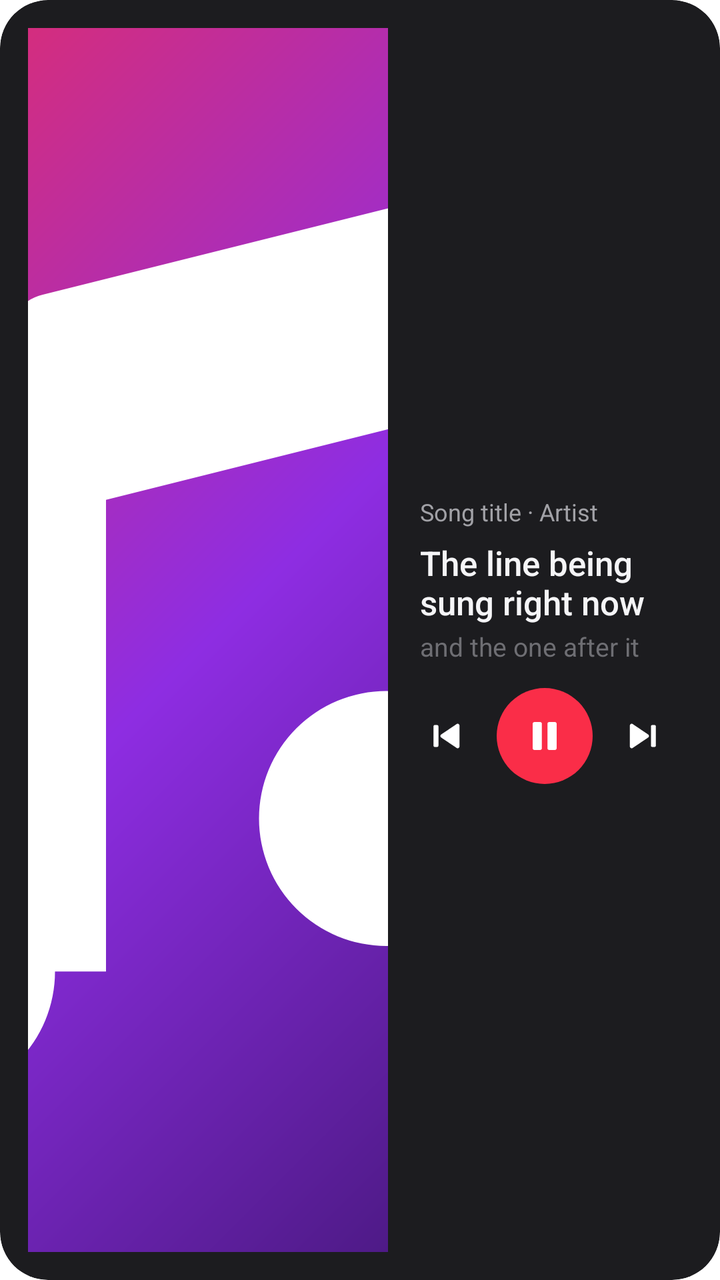
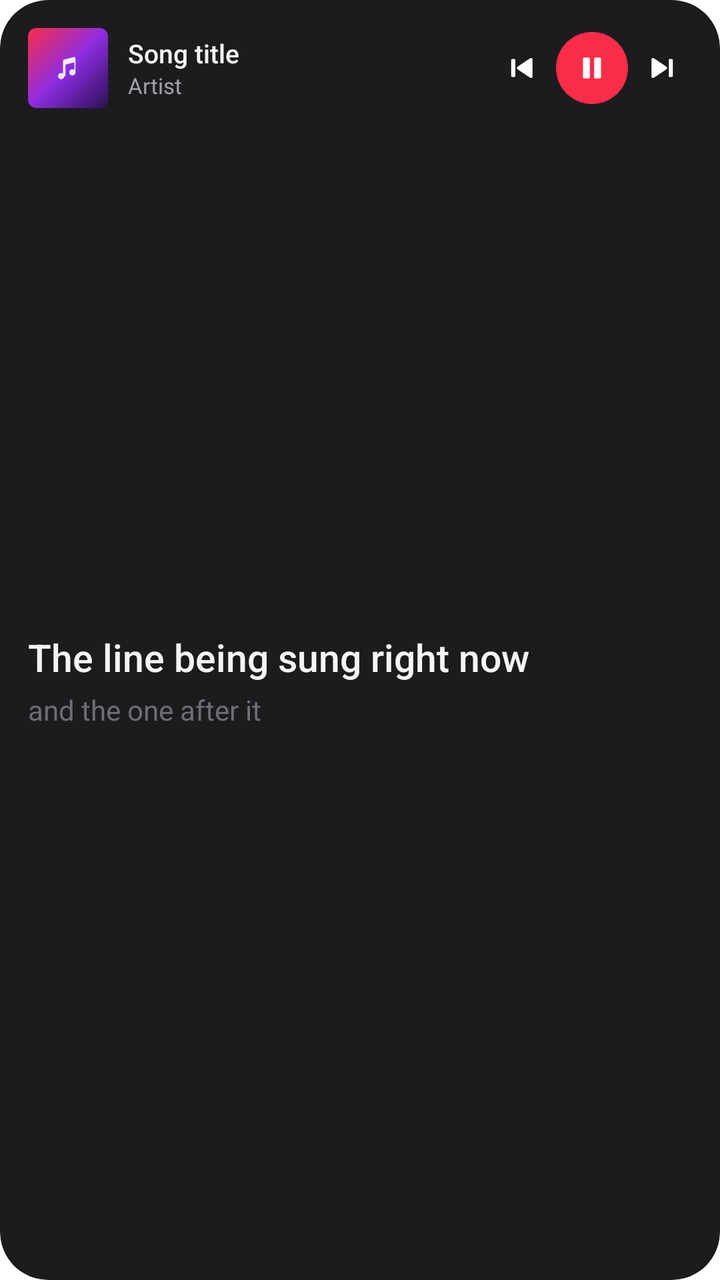

Before-and-after screenshots of an Android layout around one commit, followed by the original layout XML and the change that was made.
<!-- AndroidManifest.xml: fallback theme Theme.MaterialComponents.DayNight.NoActionBar -->
<!-- res/layout/harp_widget_large_preview.xml -->
<?xml version="1.0" encoding="utf-8"?>
<FrameLayout xmlns:android="http://schemas.android.com/apk/res/android" android:id="@+id/widget_root" android:layout_width="match_parent" android:layout_height="match_parent"
    android:background="@drawable/widget_clip" android:clipToOutline="true">
    <ImageView android:id="@+id/widget_bg" android:layout_width="match_parent" android:layout_height="match_parent"
        android:importantForAccessibility="no" android:scaleType="fitXY" android:src="@drawable/widget_bg" />
    <LinearLayout android:layout_width="match_parent" android:layout_height="match_parent" android:gravity="center_vertical"
        android:orientation="horizontal" android:padding="14dp">
        <ImageView android:id="@+id/widget_art" android:layout_width="wrap_content" android:layout_height="match_parent"
            android:adjustViewBounds="true" android:maxWidth="180dp" android:contentDescription="Cover" android:scaleType="centerCrop" android:src="@drawable/widget_preview_art" />
        <LinearLayout android:layout_width="0dp" android:layout_height="match_parent" android:layout_marginStart="16dp"
            android:layout_weight="1" android:gravity="center_vertical" android:orientation="vertical">
            <TextView android:id="@+id/widget_title" android:layout_width="match_parent" android:layout_height="wrap_content"
            android:ellipsize="end" android:maxLines="1" android:text="Song title · Artist" android:textColor="#FFA1A1A6" android:textSize="12sp"
            android:fontFamily="sans-serif"   />
            <TextView android:id="@+id/widget_artist" android:layout_width="match_parent" android:layout_height="wrap_content"
            android:ellipsize="end" android:maxLines="1" android:text="Artist" android:textColor="#FFA1A1A6" android:textSize="14sp"
            android:fontFamily="sans-serif" android:visibility="gone"  />
            <TextView android:id="@+id/widget_lyric" android:layout_width="match_parent" android:layout_height="wrap_content"
            android:ellipsize="end" android:maxLines="2" android:text="The line being sung right now" android:textColor="#FFF5F5F7" android:textSize="17sp"
            android:fontFamily="sans-serif-medium"  android:layout_marginTop="6dp" />
            <TextView android:id="@+id/widget_lyric_next" android:layout_width="match_parent" android:layout_height="wrap_content"
            android:ellipsize="end" android:maxLines="1" android:text="and the one after it" android:textColor="#FF6E6E73" android:textSize="13sp"
            android:fontFamily="sans-serif"  android:layout_marginTop="2dp" />
            <LinearLayout android:layout_width="wrap_content" android:layout_height="wrap_content" android:layout_marginTop="12dp"
                android:layout_marginStart="-8dp" android:gravity="center_vertical" android:orientation="horizontal">
                <ImageButton android:id="@+id/widget_prev" android:layout_width="42dp" android:layout_height="42dp"
            android:background="@android:color/transparent" android:contentDescription="Previous" android:padding="10dp"
            android:scaleType="fitCenter" android:src="@drawable/ic_w_prev" />
                <ImageButton android:id="@+id/widget_play" android:layout_width="48dp" android:layout_height="48dp"
            android:layout_marginStart="4dp" android:layout_marginEnd="4dp" android:background="@drawable/widget_play_bg"
            android:contentDescription="Play or pause" android:padding="12dp" android:scaleType="fitCenter" android:src="@drawable/ic_w_pause" />
                <ImageButton android:id="@+id/widget_next" android:layout_width="42dp" android:layout_height="42dp"
            android:background="@android:color/transparent" android:contentDescription="Next" android:padding="10dp"
            android:scaleType="fitCenter" android:src="@drawable/ic_w_next" />
            </LinearLayout>
        </LinearLayout>
    </LinearLayout>
</FrameLayout>
<!-- resources referenced by this layout -->
<resources>
  <!-- drawable ic_w_next (drawable) -->
  <?xml version="1.0" encoding="utf-8"?>
  <vector xmlns:android="http://schemas.android.com/apk/res/android" android:width="24dp" android:height="24dp" android:viewportWidth="24" android:viewportHeight="24">
      <path android:fillColor="#FFFFFFFF" android:pathData="M5,6.3v11.4a1,1 0 0,0 1.55,0.83L15,12.83a1,1 0 0,0 0,-1.66L6.55,5.47A1,1 0 0,0 5,6.3z" />
      <path android:fillColor="#FFFFFFFF" android:pathData="M17.2,6h1.3a0.7,0.7 0 0,1 0.7,0.7v10.6a0.7,0.7 0 0,1 -0.7,0.7h-1.3a0.7,0.7 0 0,1 -0.7,-0.7V6.7A0.7,0.7 0 0,1 17.2,6z" />
  </vector>
  <!-- drawable ic_w_pause (drawable) -->
  <?xml version="1.0" encoding="utf-8"?>
  <vector xmlns:android="http://schemas.android.com/apk/res/android" android:width="24dp" android:height="24dp" android:viewportWidth="24" android:viewportHeight="24">
      <path android:fillColor="#FFFFFFFF" android:pathData="M7,5h2.6a1,1 0 0,1 1,1v12a1,1 0 0,1 -1,1H7a1,1 0 0,1 -1,-1V6a1,1 0 0,1 1,-1z" />
      <path android:fillColor="#FFFFFFFF" android:pathData="M14.4,5H17a1,1 0 0,1 1,1v12a1,1 0 0,1 -1,1h-2.6a1,1 0 0,1 -1,-1V6a1,1 0 0,1 1,-1z" />
  </vector>
  <!-- drawable ic_w_prev (drawable) -->
  <?xml version="1.0" encoding="utf-8"?>
  <vector xmlns:android="http://schemas.android.com/apk/res/android" android:width="24dp" android:height="24dp" android:viewportWidth="24" android:viewportHeight="24">
      <path android:fillColor="#FFFFFFFF" android:pathData="M19,6.3v11.4a1,1 0 0,1 -1.55,0.83L9,12.83a1,1 0 0,1 0,-1.66l8.45,-5.7A1,1 0 0,1 19,6.3z" />
      <path android:fillColor="#FFFFFFFF" android:pathData="M6.8,6H5.5a0.7,0.7 0 0,0 -0.7,0.7v10.6a0.7,0.7 0 0,0 0.7,0.7h1.3a0.7,0.7 0 0,0 0.7,-0.7V6.7A0.7,0.7 0 0,0 6.8,6z" />
  </vector>
  <!-- drawable widget_bg (drawable) -->
  <?xml version="1.0" encoding="utf-8"?>
  <shape xmlns:android="http://schemas.android.com/apk/res/android" android:shape="rectangle">
      <solid android:color="#FF1C1C1F" />
      <corners android:radius="24dp" />
  </shape>
  <!-- drawable widget_clip (drawable) -->
  <?xml version="1.0" encoding="utf-8"?>
  <shape xmlns:android="http://schemas.android.com/apk/res/android" android:shape="rectangle">
      <solid android:color="#00000000" />
      <corners android:radius="24dp" />
  </shape>
  <!-- drawable widget_play_bg (drawable) -->
  <?xml version="1.0" encoding="utf-8"?>
  <shape xmlns:android="http://schemas.android.com/apk/res/android" android:shape="oval">
      <solid android:color="#FFFA2D48" />
  </shape>
  <!-- drawable widget_preview_art (drawable) -->
  <?xml version="1.0" encoding="utf-8"?>
  <layer-list xmlns:android="http://schemas.android.com/apk/res/android">
      <item>
          <shape android:shape="rectangle">
              <gradient android:angle="315" android:startColor="#FFFA2D48" android:centerColor="#FF8E2DE2" android:endColor="#FF2B1055" />
              <corners android:radius="12dp" />
          </shape>
      </item>
      <item android:width="36dp" android:height="36dp" android:gravity="center" android:drawable="@drawable/ic_w_note" />
  </layer-list>
  <!-- drawable ic_w_note (drawable) -->
  <?xml version="1.0" encoding="utf-8"?>
  <vector xmlns:android="http://schemas.android.com/apk/res/android" android:width="24dp" android:height="24dp" android:viewportWidth="24" android:viewportHeight="24">
      <path android:fillColor="#FFFFFFFF" android:pathData="M9,18.5a2.5,2.5 0 1,1 -2.5,-2.5c0.55,0 1.05,0.17 1.5,0.46V6.2a1,1 0 0,1 0.76,-0.97l8,-2A1,1 0 0,1 18,4.2v11.3a2.5,2.5 0 1,1 -2.5,-2.5c0.55,0 1.05,0.17 1.5,0.46V7.5l-7,1.75V18.5z" />
  </vector>
</resources>

<!-- the commit's change to res/layout/harp_widget_large_preview.xml (unified diff, before → after) -->
@@ -3,36 +3,65 @@
     android:background="@drawable/widget_clip" android:clipToOutline="true">
     <ImageView android:id="@+id/widget_bg" android:layout_width="match_parent" android:layout_height="match_parent"
         android:importantForAccessibility="no" android:scaleType="fitXY" android:src="@drawable/widget_bg" />
-    <LinearLayout android:layout_width="match_parent" android:layout_height="match_parent" android:gravity="center_vertical"
-        android:orientation="horizontal" android:padding="14dp">
-        <ImageView android:id="@+id/widget_art" android:layout_width="wrap_content" android:layout_height="match_parent"
-            android:adjustViewBounds="true" android:maxWidth="180dp" android:contentDescription="Cover" android:scaleType="centerCrop" android:src="@drawable/widget_preview_art" />
-        <LinearLayout android:layout_width="0dp" android:layout_height="match_parent" android:layout_marginStart="16dp"
-            android:layout_weight="1" android:gravity="center_vertical" android:orientation="vertical">
+    <LinearLayout android:id="@+id/widget_plain" android:layout_width="match_parent" android:layout_height="match_parent"
+        android:gravity="center_vertical" android:orientation="horizontal" android:padding="14dp" android:visibility="gone">
+        <ImageView android:id="@+id/widget_art" android:layout_width="96dp" android:layout_height="96dp"
+            android:contentDescription="Cover" android:scaleType="centerCrop" android:src="@drawable/widget_preview_art" />
+        <LinearLayout android:layout_width="0dp" android:layout_height="wrap_content" android:layout_marginStart="14dp"
+            android:layout_weight="1" android:orientation="vertical">
             <TextView android:id="@+id/widget_title" android:layout_width="match_parent" android:layout_height="wrap_content"
-            android:ellipsize="end" android:maxLines="1" android:text="Song title · Artist" android:textColor="#FFA1A1A6" android:textSize="12sp"
+            android:ellipsize="end" android:maxLines="2" android:text="Song title" android:textColor="#FFF5F5F7" android:textSize="16sp"
+            android:fontFamily="sans-serif-medium"   />
+            <TextView android:id="@+id/widget_artist" android:layout_width="match_parent" android:layout_height="wrap_content"
+            android:ellipsize="end" android:maxLines="1" android:text="Artist" android:textColor="#FFA1A1A6" android:textSize="13sp"
             android:fontFamily="sans-serif"   />
-            <TextView android:id="@+id/widget_artist" android:layout_width="match_parent" android:layout_height="wrap_content"
-            android:ellipsize="end" android:maxLines="1" android:text="Artist" android:textColor="#FFA1A1A6" android:textSize="14sp"
-            android:fontFamily="sans-serif" android:visibility="gone"  />
-            <TextView android:id="@+id/widget_lyric" android:layout_width="match_parent" android:layout_height="wrap_content"
-            android:ellipsize="end" android:maxLines="2" android:text="The line being sung right now" android:textColor="#FFF5F5F7" android:textSize="17sp"
-            android:fontFamily="sans-serif-medium"  android:layout_marginTop="6dp" />
-            <TextView android:id="@+id/widget_lyric_next" android:layout_width="match_parent" android:layout_height="wrap_content"
-            android:ellipsize="end" android:maxLines="1" android:text="and the one after it" android:textColor="#FF6E6E73" android:textSize="13sp"
-            android:fontFamily="sans-serif"  android:layout_marginTop="2dp" />
-            <LinearLayout android:layout_width="wrap_content" android:layout_height="wrap_content" android:layout_marginTop="12dp"
-                android:layout_marginStart="-8dp" android:gravity="center_vertical" android:orientation="horizontal">
-                <ImageButton android:id="@+id/widget_prev" android:layout_width="42dp" android:layout_height="42dp"
-            android:background="@android:color/transparent" android:contentDescription="Previous" android:padding="10dp"
+            <LinearLayout android:layout_width="wrap_content" android:layout_height="wrap_content" android:layout_marginTop="10dp"
+                android:layout_marginStart="-6dp" android:gravity="center_vertical" android:orientation="horizontal">
+                <ImageButton android:id="@+id/widget_prev" android:layout_width="34dp" android:layout_height="34dp"
+            android:background="@android:color/transparent" android:contentDescription="Previous" android:padding="7dp"
             android:scaleType="fitCenter" android:src="@drawable/ic_w_prev" />
-                <ImageButton android:id="@+id/widget_play" android:layout_width="48dp" android:layout_height="48dp"
+                <ImageButton android:id="@+id/widget_play" android:layout_width="44dp" android:layout_height="44dp"
             android:layout_marginStart="4dp" android:layout_marginEnd="4dp" android:background="@drawable/widget_play_bg"
-            android:contentDescription="Play or pause" android:padding="12dp" android:scaleType="fitCenter" android:src="@drawable/ic_w_pause" />
-                <ImageButton android:id="@+id/widget_next" android:layout_width="42dp" android:layout_height="42dp"
-            android:background="@android:color/transparent" android:contentDescription="Next" android:padding="10dp"
+            android:contentDescription="Play or pause" android:padding="11dp" android:scaleType="fitCenter" android:src="@drawable/ic_w_pause" />
+                <ImageButton android:id="@+id/widget_next" android:layout_width="34dp" android:layout_height="34dp"
+            android:background="@android:color/transparent" android:contentDescription="Next" android:padding="7dp"
             android:scaleType="fitCenter" android:src="@drawable/ic_w_next" />
             </LinearLayout>
         </LinearLayout>
     </LinearLayout>
+    <LinearLayout android:id="@+id/widget_lyrics" android:layout_width="match_parent" android:layout_height="match_parent"
+        android:orientation="vertical" android:padding="14dp" >
+        <LinearLayout android:layout_width="match_parent" android:layout_height="wrap_content" android:gravity="center_vertical"
+            android:orientation="horizontal">
+            <ImageView android:id="@+id/widget_art_l" android:layout_width="40dp" android:layout_height="40dp"
+                android:contentDescription="Cover" android:scaleType="centerCrop" android:src="@drawable/widget_preview_art" />
+            <LinearLayout android:layout_width="0dp" android:layout_height="wrap_content" android:layout_marginStart="10dp"
+                android:layout_weight="1" android:orientation="vertical">
+                <TextView android:id="@+id/widget_title_l" android:layout_width="match_parent" android:layout_height="wrap_content"
+            android:ellipsize="end" android:maxLines="1" android:text="Song title" android:textColor="#FFF5F5F7" android:textSize="13sp"
+            android:fontFamily="sans-serif-medium"   />
+            <TextView android:id="@+id/widget_artist_l" android:layout_width="match_parent" android:layout_height="wrap_content"
+            android:ellipsize="end" android:maxLines="1" android:text="Artist" android:textColor="#FFA1A1A6" android:textSize="11sp"
+            android:fontFamily="sans-serif"   />
+            </LinearLayout>
+            <ImageButton android:id="@+id/widget_prev_l" android:layout_width="30dp" android:layout_height="30dp"
+            android:background="@android:color/transparent" android:contentDescription="Previous" android:padding="6dp"
+            android:scaleType="fitCenter" android:src="@drawable/ic_w_prev" />
+            <ImageButton android:id="@+id/widget_play_l" android:layout_width="36dp" android:layout_height="36dp"
+            android:layout_marginStart="2dp" android:layout_marginEnd="2dp" android:background="@drawable/widget_play_bg"
+            android:contentDescription="Play or pause" android:padding="9dp" android:scaleType="fitCenter" android:src="@drawable/ic_w_pause" />
+            <ImageButton android:id="@+id/widget_next_l" android:layout_width="30dp" android:layout_height="30dp"
+            android:background="@android:color/transparent" android:contentDescription="Next" android:padding="6dp"
+            android:scaleType="fitCenter" android:src="@drawable/ic_w_next" />
+        </LinearLayout>
+        <LinearLayout android:layout_width="match_parent" android:layout_height="0dp" android:layout_weight="1"
+            android:gravity="center_vertical" android:orientation="vertical">
+            <TextView android:id="@+id/widget_lyric" android:layout_width="match_parent" android:layout_height="wrap_content"
+            android:ellipsize="end" android:maxLines="2" android:text="The line being sung right now" android:textColor="#FFF5F5F7" android:textSize="19sp"
+            android:fontFamily="sans-serif-medium"   />
+            <TextView android:id="@+id/widget_lyric_next" android:layout_width="match_parent" android:layout_height="wrap_content"
+            android:ellipsize="end" android:maxLines="1" android:text="and the one after it" android:textColor="#FF6E6E73" android:textSize="14sp"
+            android:fontFamily="sans-serif"  android:layout_marginTop="4dp" />
+        </LinearLayout>
+    </LinearLayout>
 </FrameLayout>
<!-- resource entries referenced after the edit -->
@@ -37,19 +37,16 @@
   </shape>
   <!-- drawable widget_preview_art (drawable) -->
   <?xml version="1.0" encoding="utf-8"?>
-  <layer-list xmlns:android="http://schemas.android.com/apk/res/android">
-      <item>
-          <shape android:shape="rectangle">
-              <gradient android:angle="315" android:startColor="#FFFA2D48" android:centerColor="#FF8E2DE2" android:endColor="#FF2B1055" />
-              <corners android:radius="12dp" />
-          </shape>
-      </item>
-      <item android:width="36dp" android:height="36dp" android:gravity="center" android:drawable="@drawable/ic_w_note" />
-  </layer-list>
-  <!-- drawable ic_w_note (drawable) -->
-  <?xml version="1.0" encoding="utf-8"?>
-  <vector xmlns:android="http://schemas.android.com/apk/res/android" android:width="24dp" android:height="24dp" android:viewportWidth="24" android:viewportHeight="24">
-      <path android:fillColor="#FFFFFFFF" android:pathData="M9,18.5a2.5,2.5 0 1,1 -2.5,-2.5c0.55,0 1.05,0.17 1.5,0.46V6.2a1,1 0 0,1 0.76,-0.97l8,-2A1,1 0 0,1 18,4.2v11.3a2.5,2.5 0 1,1 -2.5,-2.5c0.55,0 1.05,0.17 1.5,0.46V7.5l-7,1.75V18.5z" />
+  <vector xmlns:android="http://schemas.android.com/apk/res/android" xmlns:aapt="http://schemas.android.com/aapt" android:width="96dp" android:height="96dp" android:viewportWidth="96" android:viewportHeight="96">
+      <path android:pathData="M10,0h76a10,10 0 0,1 10,10v76a10,10 0 0,1 -10,10H10a10,10 0 0,1 -10,-10V10a10,10 0 0,1 10,-10z">
+          <aapt:attr name="android:fillColor">
+              <gradient android:type="linear" android:startX="0" android:startY="0" android:endX="96" android:endY="96"
+                  android:startColor="#FFFA2D48" android:centerColor="#FF8E2DE2" android:endColor="#FF2B1055" />
+          </aapt:attr>
+      </path>
+      <group android:translateX="30" android:translateY="30" android:scaleX="1.5" android:scaleY="1.5">
+          <path android:fillColor="#E6FFFFFF" android:pathData="M9,18.5a2.5,2.5 0 1,1 -2.5,-2.5c0.55,0 1.05,0.17 1.5,0.46V6.2a1,1 0 0,1 0.76,-0.97l8,-2A1,1 0 0,1 18,4.2v11.3a2.5,2.5 0 1,1 -2.5,-2.5c0.55,0 1.05,0.17 1.5,0.46V7.5l-7,1.75V18.5z" />
+      </group>
   </vector>
 </resources>
 
